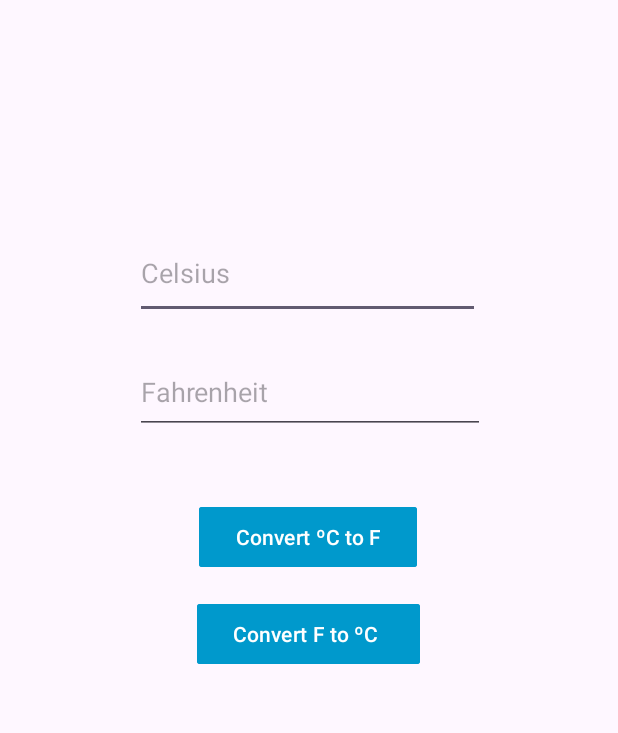
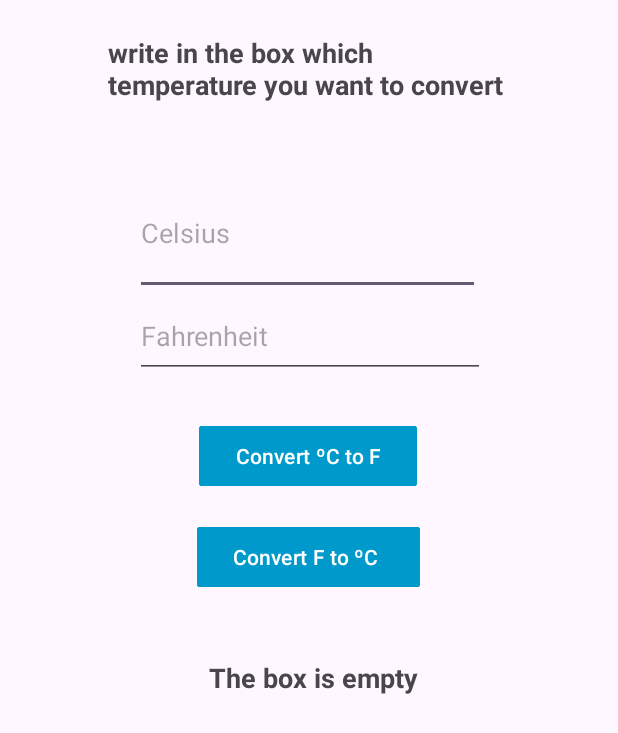
Before and after one commit to gitGustavoH/temperatureConverter, an Android app: the screen it shows after launch (MainActivity), after a tap on "Convert ºC to F", on a phone screen of 412 x 824 dp. Shown: the top 733 px of the screen. Run offline under Robolectric (Android 15) with nearby library versions, the phone set to English and light mode, and no system bars.

Commit message:
Project is done!

```diff
--- a/app/src/main/java/com/gustavohenrique/temperatureconverter/MainActivity.kt
+++ b/app/src/main/java/com/gustavohenrique/temperatureconverter/MainActivity.kt
@@ -7,32 +7,61 @@ import android.view.View
 import android.widget.TextView
 import androidx.core.content.res.TypedArrayUtils.getText
 import com.gustavohenrique.temperatureconverter.R.id.Celsius
+import com.gustavohenrique.temperatureconverter.R.id.textoResultado
 import java.math.BigDecimal
 import java.math.BigInteger
 import java.math.BigInteger.*
 
 class MainActivity : AppCompatActivity() {
+
+    lateinit var textoResultado: TextView
+    var resultado = 0.0
+
     override fun onCreate(savedInstanceState: Bundle?) {
         super.onCreate(savedInstanceState)
         setContentView(R.layout.activity_main)
+
+        textoResultado = findViewById<TextView>(R.id.textoResultado)
     }
 
-    var resultado = 0.0
+    fun formatDecimal(number: Double, decimalPlaces: Int): String {
+        return "%.${decimalPlaces}f".format(number)
+    }
+
+
     fun calCelsiusToF(view: View) {
-            var celsiusTextView: TextView = findViewById(R.id.Celsius)
-            val celsiusString = celsiusTextView.text.toString()
+            var celsiusTextView: TextView = findViewById(Celsius)
+            var celsiusString = celsiusTextView.text.toString()
 
-            var celsius = celsiusString.toDouble()
+        if (celsiusString.isNotEmpty()) {
+            var celsius = celsiusString.toFloat()
              resultado = (celsius * 1.8) + 32
+
+        val resultadoFormatado = formatDecimal(resultado, 2)
+
+        textoResultado.text = resultadoFormatado
+        } else {
+            textoResultado.text = "The box is empty"
+        }
+
     }
 
     fun calFtoCelsius(view: View) {
-        val fTextView: TextView = findViewById(R.id.r)
-        val fString = fTextView.text.toString()
+        var fTextView: TextView = findViewById(R.id.r)
+        var fString: String = fTextView.text.toString()
 
-            var f = fString.toDouble()
+        if (fString.isNotEmpty()) {
+            var f = fString.toFloat()
             resultado = (f - 32) / 1.8
 
+
+        val resultadoFormatado = formatDecimal(resultado, 2)
+
+        textoResultado.text = resultadoFormatado
+        } else {
+            textoResultado.text = "The box is empty"
         }
 
+
     }
+}
--- a/app/src/main/res/layout/activity_main.xml
+++ b/app/src/main/res/layout/activity_main.xml
@@ -9,8 +9,8 @@
     <EditText
         android:id="@+id/Celsius"
         android:layout_width="230dp"
-        android:layout_height="61dp"
-        android:layout_marginTop="28dp"
+        android:layout_height="0dp"
+        android:layout_marginTop="16dp"
         android:ems="10"
         android:hint="Celsius"
         android:inputType="text"
@@ -19,13 +19,13 @@
         app:layout_constraintHorizontal_bias="0.482"
         app:layout_constraintStart_toStartOf="@+id/guideline3"
         app:layout_constraintTop_toTopOf="@+id/guideline_up"
-        app:layout_constraintVertical_bias="0.0" />
+        app:layout_constraintVertical_bias="1.0" />
 
     <EditText
         android:id="@+id/r"
         android:layout_width="233dp"
         android:layout_height="55dp"
-        android:layout_marginBottom="24dp"
+        android:layout_marginBottom="28dp"
         android:ems="10"
         android:hint="Fahrenheit"
         android:inputType="text"
@@ -47,7 +47,7 @@
         app:layout_constraintHorizontal_bias="0.496"
         app:layout_constraintStart_toStartOf="@id/guideline3"
         app:layout_constraintTop_toBottomOf="@id/guideline_down"
-        app:layout_constraintVertical_bias="0.044" />
+        app:layout_constraintVertical_bias="0.0" />
 
     <Button
         android:id="@+id/button2"
@@ -69,14 +69,14 @@
         android:layout_width="wrap_content"
         android:layout_height="wrap_content"
         android:orientation="horizontal"
-        app:layout_constraintGuide_percent="0.15" />
+        app:layout_constraintGuide_percent="0.12" />
 
     <androidx.constraintlayout.widget.Guideline
         android:id="@+id/guideline_down"
         android:layout_width="wrap_content"
         android:layout_height="wrap_content"
         android:orientation="horizontal"
-        app:layout_constraintGuide_percent="0.38" />
+        app:layout_constraintGuide_percent="0.34" />
 
     <androidx.constraintlayout.widget.Guideline
         android:id="@+id/guideline3"
@@ -96,7 +96,29 @@
         android:id="@+id/textoResultado"
         android:layout_width="151dp"
         android:layout_height="35dp"
-        tools:layout_editor_absoluteX="127dp"
-        tools:layout_editor_absoluteY="420dp" />
+        android:hint="result"
+        android:textAlignment="center"
+        android:textAppearance="@style/TextAppearance.AppCompat.Medium"
+        android:textStyle="bold"
+        app:layout_constraintBottom_toBottomOf="parent"
+        app:layout_constraintEnd_toEndOf="parent"
+        app:layout_constraintHorizontal_bias="0.511"
+        app:layout_constraintStart_toStartOf="parent"
+        app:layout_constraintTop_toTopOf="parent"
+        app:layout_constraintVertical_bias="0.557" />
+
+    <TextView
+        android:id="@+id/textView"
+        android:layout_width="266dp"
+        android:layout_height="63dp"
+        android:text="write in the box which temperature you want to convert"
+        android:textSize="18dp"
+        android:textStyle="bold"
+        app:layout_constraintBottom_toBottomOf="@id/guideline_up"
+        app:layout_constraintEnd_toEndOf="@id/guideline4"
+        app:layout_constraintHorizontal_bias="0.454"
+        app:layout_constraintStart_toStartOf="@id/guideline3"
+        app:layout_constraintTop_toTopOf="parent"
+        app:layout_constraintVertical_bias="0.64" />
 
 </androidx.constraintlayout.widget.ConstraintLayout>
```
